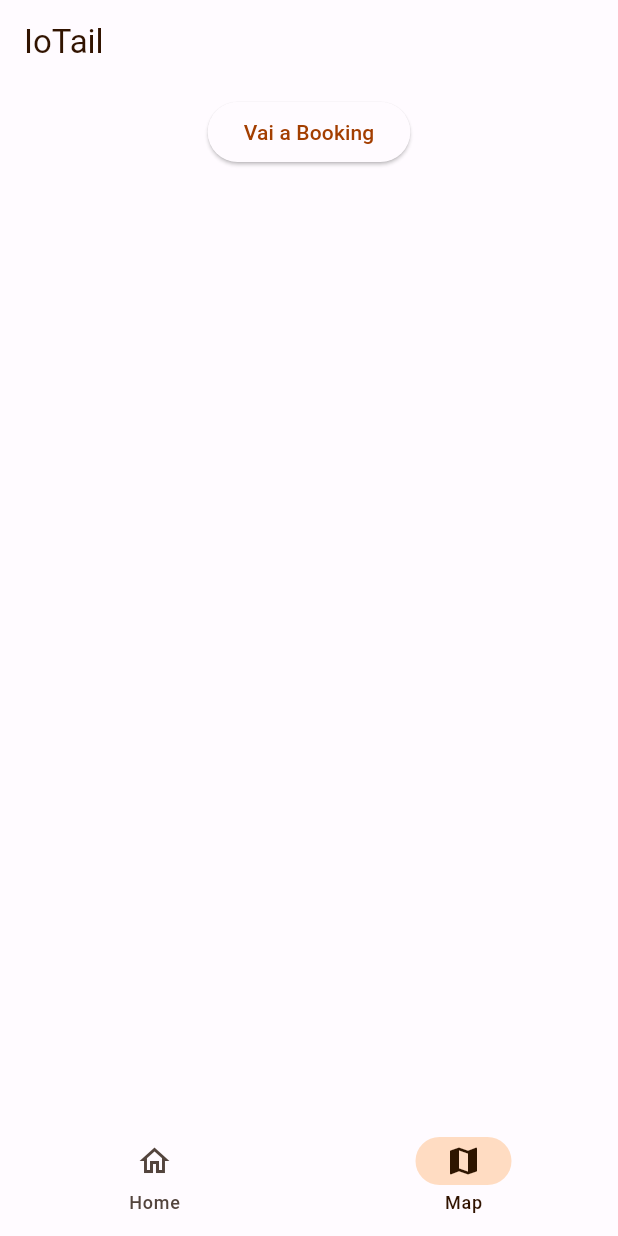
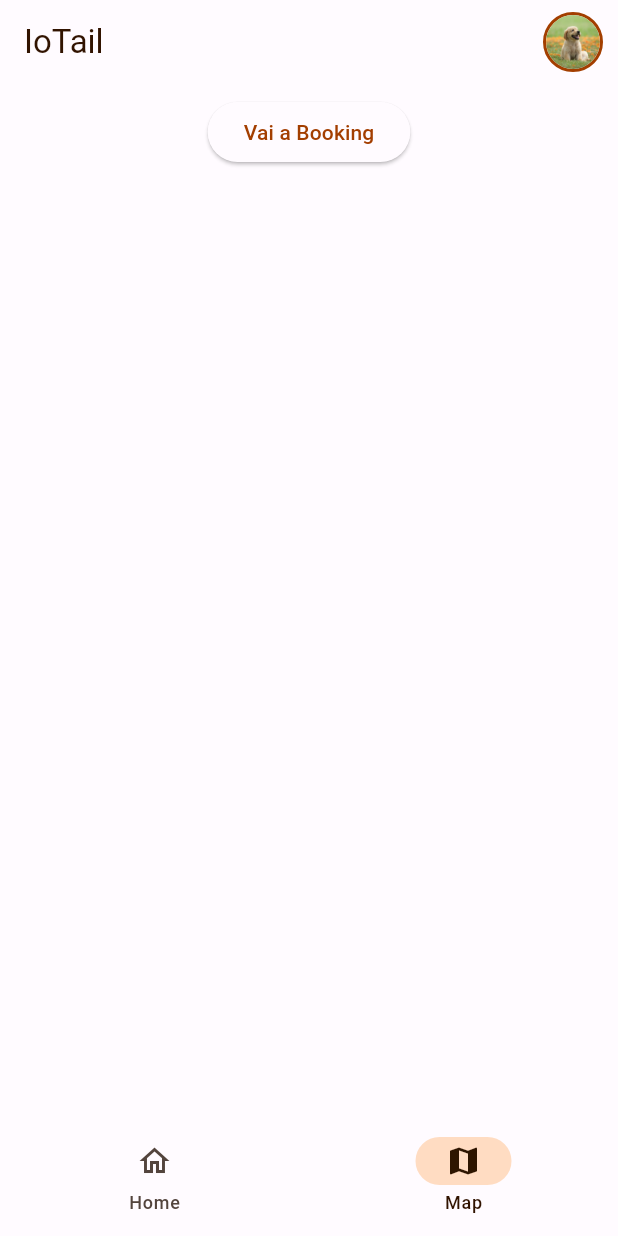
Before and after one commit to Pergo01/IoTail_Companion, a Flutter app: the Navigation screen opened by its route, item 2 of the bottom bar chosen, on a phone screen of 412 x 824 dp. Run offline on Flutter 3.47's test engine with Material 3 defaults, Android fonts, the phone set to English and light mode, and no system bars; our stand-ins replace flutter_login, font_awesome_flutter, go_router; missing offline and left inert: mqtt5_client.

Commit message:
Refactored homescreen to let the user choose a dog for a reservation. Added dog avatar to show the selected dog. Momentaneous skip of login screen to make editing easier.

```diff
--- a/iotail_companion/lib/UI/Material/home.dart
+++ b/iotail_companion/lib/UI/Material/home.dart
@@ -1,7 +1,8 @@
 import 'package:flutter/material.dart';
 
 class Home extends StatefulWidget {
-  const Home({Key? key}) : super(key: key);
+  final Function(int) onDogSelected;
+  const Home({super.key, required this.onDogSelected});
 
   @override
   _HomeState createState() => _HomeState();
@@ -10,8 +11,14 @@ class Home extends StatefulWidget {
 class _HomeState extends State<Home> {
   Map<String, String> cani = {
     "Fido": "Golden Retriever",
-    "Fuffi": "Dobbermann"
+    "Fuffi": "Dobbermann",
   };
+  List<String> dogPicture = [
+    "assets/default_cane.jpeg",
+    "assets/default_cane_2.jpeg"
+  ];
+
+  int selectedDog = 0;
 
   List<String> prenotazioni = ["Casa 1", "Casa 2"];
 
@@ -34,7 +41,16 @@ class _HomeState extends State<Home> {
               itemCount: cani.length,
               scrollDirection: Axis.horizontal,
               itemBuilder: (BuildContext context, int index) {
-                return Card(
+                return InkWell(
+                  radius: 5,
+                  onTap: () {
+                    widget.onDogSelected(index);
+                    setState(() {
+                      selectedDog = index;
+                    });
+                  },
+                  child: Card(
+                    elevation: selectedDog == index ? 5 : 1,
                     child: Padding(
                       padding: const EdgeInsets.all(12.0),
                       child: SizedBox(
@@ -48,7 +64,7 @@ class _HomeState extends State<Home> {
                                       BorderRadius.all(Radius.circular(5))),
                               clipBehavior: Clip.hardEdge,
                               child: Image.asset(
-                              "assets/default_cane.jpeg",
+                                dogPicture[index],
                                 height: 100,
                                 width: 100,
                               ),
@@ -72,6 +88,7 @@ class _HomeState extends State<Home> {
                               ),
                             )
                           ],
+                        ),
                       ),
                     ),
                   ),
--- a/iotail_companion/lib/UI/Material/navigation.dart
+++ b/iotail_companion/lib/UI/Material/navigation.dart
@@ -13,6 +13,12 @@ class Navigation extends StatefulWidget {
 
 class _NavigationState extends State<Navigation> with TickerProviderStateMixin {
   int currentPageIndex = 0;
+  int selectedDog = 0;
+  List<String> dogPicture = [
+    "assets/default_cane.jpeg",
+    "assets/default_cane_2.jpeg"
+  ];
+
   AnimationController buildFaderController() {
     final AnimationController controller = AnimationController(
       vsync: this,
@@ -35,6 +41,31 @@ class _NavigationState extends State<Navigation> with TickerProviderStateMixin {
       appBar: AppBar(
         backgroundColor: Theme.of(context).colorScheme.surface,
         title: const Text("IoTail"),
+        actions: [
+          Padding(
+              padding: const EdgeInsets.all(8.0),
+              child: Container(
+                  decoration: BoxDecoration(
+                      shape: BoxShape.circle,
+                      border: Border.all(
+                          width: 2,
+                          color: Theme.of(context).colorScheme.primary)),
+                  child: CircleAvatar(
+                    backgroundColor: Colors.transparent,
+                    foregroundImage: AssetImage(dogPicture[selectedDog]),
+                  ))) /*CircleAvatar(
+                backgroundColor: Colors.transparent,
+                foregroundImage: AssetImage(dogPicture[selectedDog]),
+                /*child: Container(
+                    decoration: BoxDecoration(
+                      shape: BoxShape.circle,
+                      border: Border.all(),
+                    ),
+                    clipBehavior: Clip.hardEdge,
+                    child: Image.asset(dogPicture[selectedDog],
+                        fit: BoxFit.cover)*/
+              )),*/
+        ],
       ),
       bottomNavigationBar: NavigationBar(
         onDestinationSelected: (int index) {
@@ -55,9 +86,63 @@ class _NavigationState extends State<Navigation> with TickerProviderStateMixin {
         ],
         labelBehavior: NavigationDestinationLabelBehavior.alwaysShow,
       ),
-      body: const <Widget>[
-        Home(),
-        Map(),
+      /*BottomAppBar(
+        notchMargin: 5,
+        shape: const CircularNotchedRectangle(),
+        child: Row(
+          mainAxisAlignment: MainAxisAlignment.spaceAround,
+          children: [
+            Wrap(
+                crossAxisAlignment: WrapCrossAlignment.center,
+                direction: Axis.vertical,
+                children: [
+                  IconButton(
+                    onPressed: () => setState(() {
+                      currentPageIndex = 0;
+                    }),
+                    icon: Icon(currentPageIndex == 0
+                        ? Icons.home
+                        : Icons.home_outlined),
+                  ),
+                  const Text("Home")
+                ]),
+            Wrap(
+                crossAxisAlignment: WrapCrossAlignment.center,
+                direction: Axis.vertical,
+                children: [
+                  IconButton(
+                      onPressed: () => setState(() {
+                            currentPageIndex = 1;
+                          }),
+                      icon: Icon(currentPageIndex == 1
+                          ? Icons.map
+                          : Icons.map_outlined)),
+                  const Text("Map")
+                ]),
+          ],
+        ),
+      ),*/
+      /*floatingActionButton: FloatingActionButton(
+        elevation: 0,
+        onPressed: () {},
+        shape: const CircleBorder(),
+        child: Padding(
+          padding: const EdgeInsets.all(2.0),
+          child: Container(
+              decoration: const BoxDecoration(
+                shape: BoxShape.circle,
+              ),
+              clipBehavior: Clip.hardEdge,
+              child: Image.asset(dogPicture[currentPageIndex])),
+        ),
+      ),
+      floatingActionButtonLocation: FloatingActionButtonLocation.centerDocked,*/
+      body: <Widget>[
+        Home(
+            onDogSelected: (int index) => setState(() {
+                  selectedDog = index;
+                })),
+        const Map(),
       ][currentPageIndex],
     );
   }
--- a/iotail_companion/lib/main.dart
+++ b/iotail_companion/lib/main.dart
@@ -13,7 +13,7 @@ void main() {
   runApp(MyApp(client: client));
 }
 
-final materialRouter = GoRouter(initialLocation: "/", routes: [
+final materialRouter = GoRouter(initialLocation: "/Navigation", routes: [
   GoRoute(name: "Login", path: "/", builder: (build, context) => const Login()),
   //GoRoute(
   //name: "Home", path: "/Home", builder: (context, state) => const Home()),
```
Also changed, not shown: iotail_companion/assets/default_cane_2.jpeg (added). Lines whose indentation alone changed are shown as unchanged.
